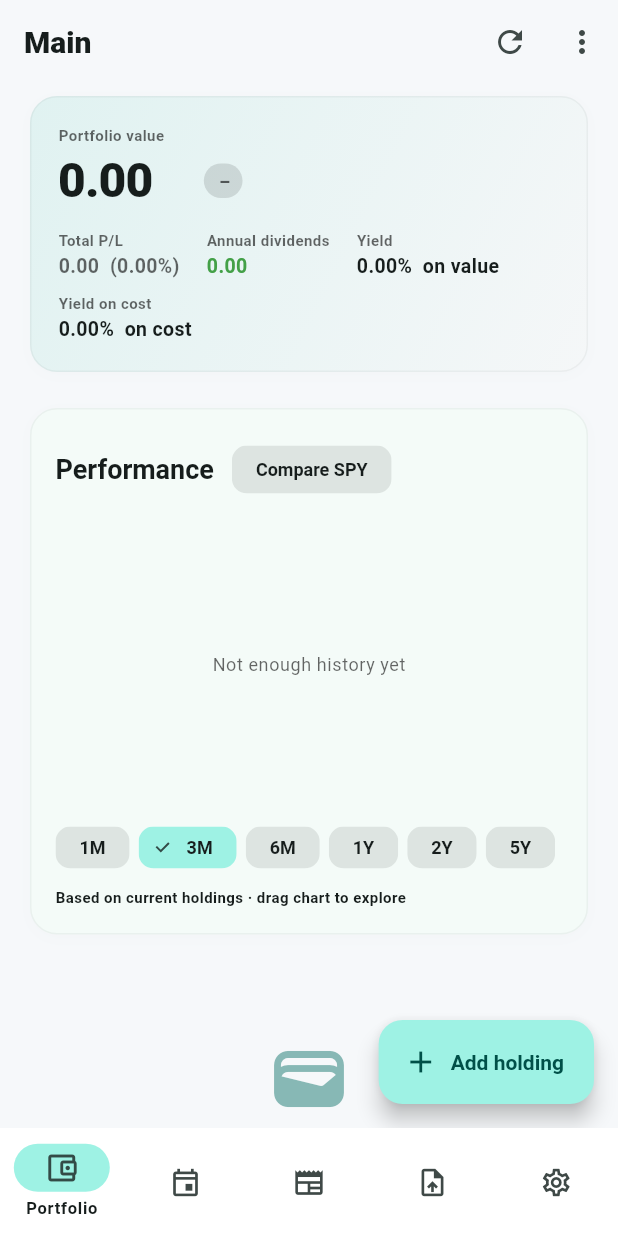
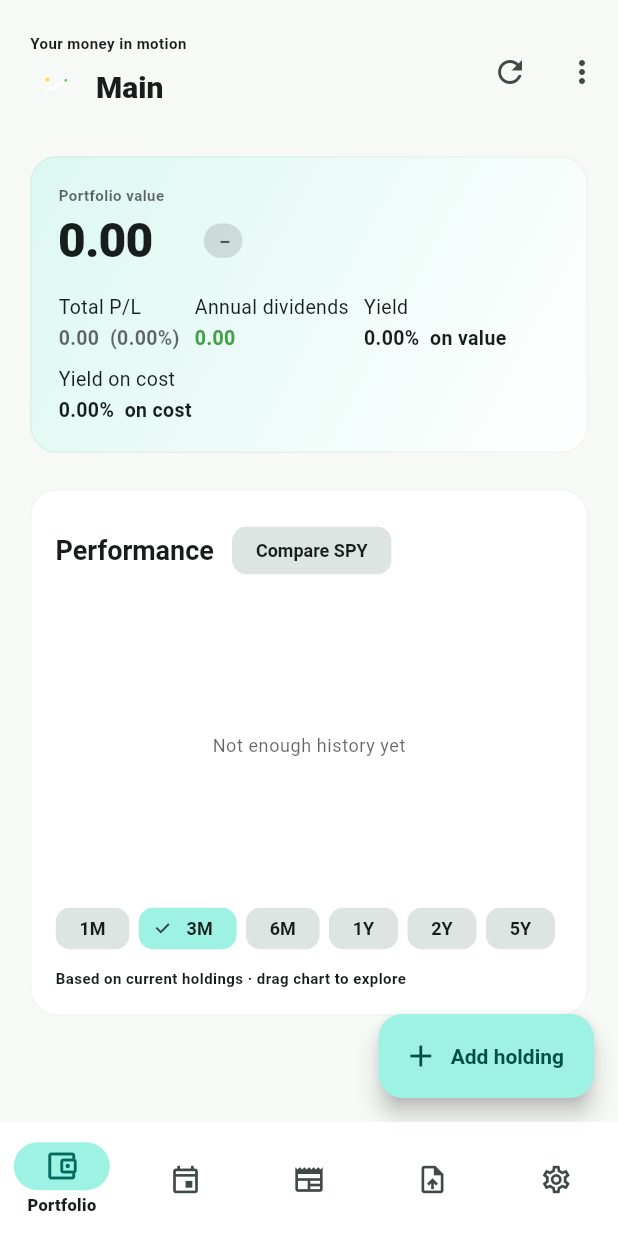
Before and after one commit to daddytroop/stockpulse, a Flutter app: the screen it shows after launch, on a phone screen of 412 x 824 dp. Run offline on Flutter 3.47's test engine with Material 3 defaults, Android fonts, the phone set to English and light mode, and no system bars; drawn by our look-alikes of flutter_animate; our stand-ins replace fl_chart, google_mobile_ads, local_auth, share_plus, shared_preferences, shimmer; missing offline and left inert: file_selector, home_widget; network calls fail; statements that could not run were skipped.

```diff
--- a/lib/screens/home_shell.dart
+++ b/lib/screens/home_shell.dart
@@ -93,7 +93,19 @@ class _HomeShellState extends State<HomeShell> {
     }
 
     return Scaffold(
-      body: content,
+      body: DecoratedBox(
+        decoration: BoxDecoration(
+          gradient: RadialGradient(
+            center: const Alignment(0, -1.2),
+            radius: 1.35,
+            colors: [
+              Theme.of(context).colorScheme.primary.withValues(alpha: .10),
+              Theme.of(context).scaffoldBackgroundColor,
+            ],
+          ),
+        ),
+        child: content,
+      ),
       bottomNavigationBar: NavigationBar(
         selectedIndex: _index,
         onDestinationSelected: (i) => setState(() => _index = i),
--- a/lib/screens/portfolio_screen.dart
+++ b/lib/screens/portfolio_screen.dart
@@ -66,7 +66,20 @@ class _PortfolioScreenState extends State<PortfolioScreen> {
 
     return Scaffold(
       appBar: AppBar(
-        title: _portfolioSelector(context, provider),
+        toolbarHeight: 96,
+        titleSpacing: 20,
+        title: Column(
+          crossAxisAlignment: CrossAxisAlignment.start,
+          children: [
+            Text('Your money in motion', style: Theme.of(context).textTheme.labelSmall),
+            const SizedBox(height: 4),
+            Row(mainAxisSize: MainAxisSize.min, children: [
+              Image.asset('assets/icon/app_icon_foreground.png', width: 34, height: 34),
+              const SizedBox(width: 10),
+              _portfolioSelector(context, provider),
+            ]),
+          ],
+        ),
         actions: [
           _refreshButton(context, provider),
           _moreMenu(context, provider, portfolio),
@@ -323,8 +336,8 @@ class _PortfolioScreenState extends State<PortfolioScreen> {
     return SpCard(
       padding: const EdgeInsets.all(18),
       gradient: isDark
-          ? [const Color(0xFF142B2E), const Color(0xFF0F2224)]
-          : [const Color(0xFFE0F2F1), const Color(0xFFF5F7F8)],
+          ? [const Color(0xFF12333A), const Color(0xFF0C2027)]
+          : [const Color(0xFFDCF8F1), const Color(0xFFFFFFFF)],
       child: Column(
         crossAxisAlignment: CrossAxisAlignment.start,
         children: [
@@ -366,9 +379,9 @@ class _PortfolioScreenState extends State<PortfolioScreen> {
                 style: theme.textTheme.labelSmall?.copyWith(color: theme.hintColor),
               ),
             ),
-          const SizedBox(height: 14),
+          const SizedBox(height: 16),
           Wrap(
-            spacing: 18,
+            spacing: 10,
             runSpacing: 8,
             children: [
               _inlineStat('Total P/L', fmtSignedMoney(t.pnl, currency: currency),
@@ -389,7 +402,9 @@ class _PortfolioScreenState extends State<PortfolioScreen> {
     return Column(
       crossAxisAlignment: CrossAxisAlignment.start,
       children: [
-        Text(label, style: theme.textTheme.labelSmall?.copyWith(color: theme.hintColor)),
+        Text(label, style: theme.textTheme.labelSmall?
+            .copyWith(color: theme.hintColor, letterSpacing: 0.7)),
+        const SizedBox(height: 2),
         Text(
           sub == null ? value : '$value  $sub',
           style: theme.textTheme.bodyMedium?.copyWith(
--- a/lib/theme/app_theme.dart
+++ b/lib/theme/app_theme.dart
@@ -10,15 +10,22 @@ import 'app_colors.dart';
 class AppTheme {
   AppTheme._();
 
-  static const Color seed = Color(0xFF009688);
-  static const Color seedDeep = Color(0xFF00695C);
+  static const Color seed = Color(0xFF14B8A6);
 
   static ThemeData light() => _build(
-        ColorScheme.fromSeed(seedColor: seed, brightness: Brightness.light),
+        ColorScheme.fromSeed(
+          seedColor: seed,
+          brightness: Brightness.light,
+          surface: Colors.white,
+        ),
       );
 
   static ThemeData dark() => _build(
-        ColorScheme.fromSeed(seedColor: seed, brightness: Brightness.dark),
+        ColorScheme.fromSeed(
+          seedColor: seed,
+          brightness: Brightness.dark,
+          surface: const Color(0xFF111A1F),
+        ),
       );
 
   static ThemeData _build(ColorScheme scheme) {
@@ -29,13 +36,27 @@ class AppTheme {
       useMaterial3: true,
       brightness: scheme.brightness,
       colorScheme: scheme,
-      scaffoldBackgroundColor: isDark ? const Color(0xFF101416) : const Color(0xFFF6F8FA),
+      scaffoldBackgroundColor: isDark ? const Color(0xFF081116) : const Color(0xFFF7F9F7),
       navigationBarTheme: NavigationBarThemeData(
-        height: 72,
+        height: 76,
         elevation: 0,
-        backgroundColor: isDark ? const Color(0xFF171D20) : Colors.white,
+        backgroundColor: (isDark ? const Color(0xFF10191E) : Colors.white)
+            .withValues(alpha: .94),
         indicatorColor: scheme.primaryContainer,
         labelBehavior: NavigationDestinationLabelBehavior.onlyShowSelected,
+        iconTheme: WidgetStateProperty.resolveWith((states) => IconThemeData(
+          color: states.contains(WidgetState.selected)
+              ? scheme.primary
+              : scheme.onSurfaceVariant,
+          size: 24,
+        )),
+        labelTextStyle: WidgetStateProperty.resolveWith((states) => TextStyle(
+          fontSize: 11,
+          height: 1.2,
+          fontWeight: states.contains(WidgetState.selected)
+              ? FontWeight.w800
+              : FontWeight.w600,
+        )),
       ),
       // Typography: slightly tighter, finance-app feel.
       textTheme: _textTheme(scheme),
@@ -110,7 +131,7 @@ class AppTheme {
       appBarTheme: AppBarTheme(
         centerTitle: false,
         scrolledUnderElevation: 0,
-        backgroundColor: isDark ? const Color(0xFF101416) : const Color(0xFFF6F8FA),
+        backgroundColor: isDark ? const Color(0xE8081116) : const Color(0xCCF7F9F7),
         titleTextStyle: TextStyle(
           fontSize: 20,
           fontWeight: FontWeight.w800,
--- a/lib/widgets/ui/pulse_indicator.dart
+++ b/lib/widgets/ui/pulse_indicator.dart
@@ -32,6 +32,20 @@ class _PulseIndicatorState extends State<PulseIndicator> with SingleTickerProvid
   @override
   Widget build(BuildContext context) {
     final color = widget.color ?? Theme.of(context).colorScheme.primary;
+    final disableAnimations = MediaQuery.disableAnimationsOf(context);
+    if (disableAnimations) {
+      return SizedBox(
+        width: widget.size * 2,
+        height: widget.size * 2,
+        child: Center(
+          child: Container(
+            width: widget.size,
+            height: widget.size,
+            decoration: BoxDecoration(shape: BoxShape.circle, color: color),
+          ),
+        ),
+      );
+    }
     return SizedBox(
       width: widget.size * 2,
       height: widget.size * 2,
--- a/lib/widgets/ui/sp_card.dart
+++ b/lib/widgets/ui/sp_card.dart
@@ -1,4 +1,5 @@
 import 'package:flutter/material.dart';
+import 'package:flutter/services.dart';
 
 import '../../theme/app_colors.dart';
 
@@ -49,9 +50,13 @@ class SpCard extends StatelessWidget {
         ),
         boxShadow: [
           BoxShadow(
-            color: colors.shimmerBase.withValues(alpha: 0.5),
-            blurRadius: 8,
-            offset: const Offset(0, 2),
+            color: (scheme.brightness == Brightness.dark
+                    ? Colors.black
+                    : colors.shimmerBase)
+                .withValues(alpha: scheme.brightness == Brightness.dark ? .22 : .05),
+            blurRadius: 18,
+            spreadRadius: 1,
+            offset: const Offset(0, 8),
           ),
         ],
       ),
@@ -109,6 +114,9 @@ class _PressScaleState extends State<_PressScale> with SingleTickerProviderState
       onTapDown: (_) => _controller.animateTo(0.97),
       onTapUp: (_) {
         _controller.animateTo(1.0);
+        if (!MediaQuery.disableAnimationsOf(context)) {
+          HapticFeedback.selectionClick();
+        }
         widget.onTap();
       },
       onTapCancel: () => _controller.animateTo(1.0),
```
Also changed, not shown: pubspec.yaml (+5 -2 lines), assets/icon/app_icon.png, assets/icon/app_monochrome.png (added), 3 other files.
